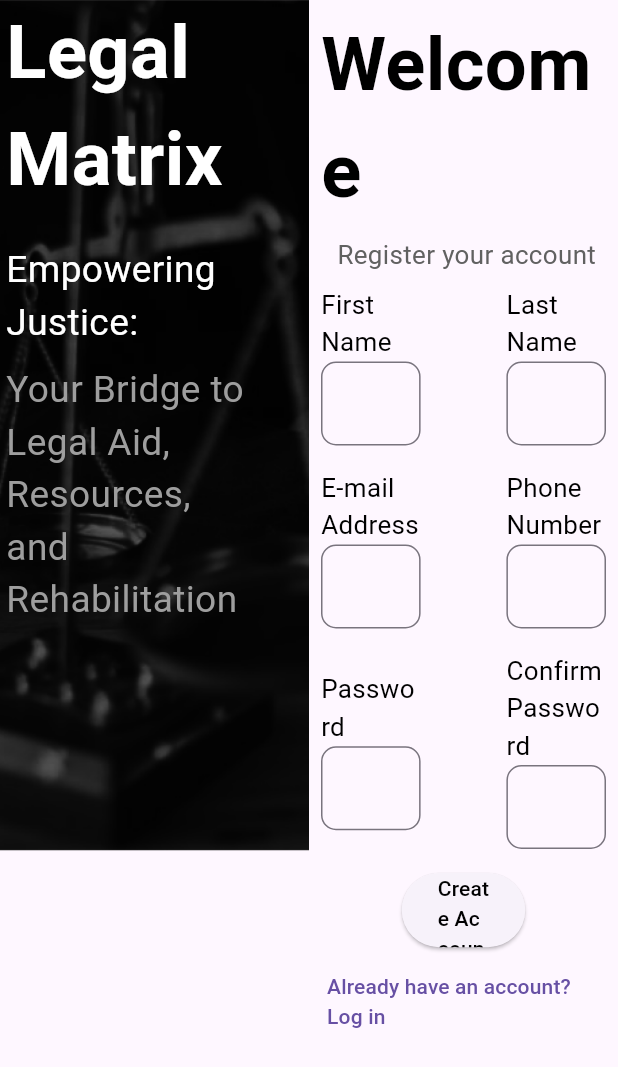
After one commit to jaikush12/legal_matrix, a Flutter app: the SignupPrisoner screen opened directly, on a phone screen of 412 x 824 dp. The commit adds this screen. Shown: the top 1067 px of the screen. Run offline on Flutter 3.47's test engine with Material 3 defaults, Android fonts, the phone set to English and light mode, and no system bars; our stand-ins replace font_awesome_flutter.

Commit message:
prisoner login

```diff
--- /dev/null
+++ b/lib/login/prisoner login/signup.dart
@@ -0,0 +1,404 @@
+import 'package:flutter/material.dart';
+// import 'package:font_awesome_flutter/font_awesome_flutter.dart';
+
+import 'login.dart';
+
+class SignupPrisoner extends StatefulWidget {
+  const SignupPrisoner({Key? key}) : super(key: key);
+
+  @override
+  State<SignupPrisoner> createState() => _SignupPrisonerState();
+}
+
+class _SignupPrisonerState extends State<SignupPrisoner> {
+  final _formKey = GlobalKey<FormState>();
+  final TextEditingController emailaddress = TextEditingController();
+  final TextEditingController firstname = TextEditingController();
+  final TextEditingController lastname = TextEditingController();
+
+  final TextEditingController phonenumber = TextEditingController();
+  final TextEditingController password = TextEditingController();
+  @override
+  Widget build(BuildContext context) {
+    double fontSize = MediaQuery.of(context).size.height * 0.03;
+    // double imageSize = MediaQuery.of(context).size.width * 0.4;
+    double height = MediaQuery.of(context).size.height;
+    double width = MediaQuery.of(context).size.width;
+
+    return Scaffold(
+      body: Row(children: [
+        Expanded(
+          flex: 1,
+          child: Column(
+            children: [
+              Stack(children: [
+                Image.asset(
+                  width: width * 0.6,
+                  height: height * 0.7,
+                  'assets/images/lawyer-keywords.png',
+                  fit: BoxFit.cover,
+                ),
+                Container(
+                  alignment: Alignment.bottomCenter,
+                  width: width * 0.4,
+                  height: height * 0.5,
+                  child: Column(
+                    mainAxisAlignment: MainAxisAlignment.center,
+                    crossAxisAlignment: CrossAxisAlignment.start,
+                    children: [
+                      Padding(
+                        padding: EdgeInsets.only(left: width * 0.01),
+                        child: Text(
+                          "Legal Matrix",
+                          style: TextStyle(
+                            color: Colors.white,
+                            fontSize: fontSize * 2,
+                            fontWeight: FontWeight.bold,
+                          ),
+                        ),
+                      ),
+                      Divider(
+                        height: 10,
+                        thickness: 5,
+                        indent: width * 0.01,
+                        endIndent: width * 0.8,
+                        color: Colors.white,
+                      ),
+                      const SizedBox(height: 10.0),
+                      Padding(
+                        padding: EdgeInsets.only(left: width * 0.01),
+                        child: Text(
+                          "Empowering Justice:",
+                          style: TextStyle(
+                            color: Colors.white,
+                            fontSize: fontSize,
+                          ),
+                        ),
+                      ),
+                      const SizedBox(height: 10.0),
+                      Padding(
+                        padding: EdgeInsets.only(left: width * 0.01),
+                        child: Text(
+                          "Your Bridge to Legal Aid, Resources, and Rehabilitation",
+                          style: TextStyle(
+                            color: Colors.grey[500],
+                            fontSize: fontSize,
+                          ),
+                        ),
+                      ),
+                    ],
+                  ),
+                ),
+              ]),
+            ],
+          ),
+        ),
+        Expanded(
+          flex: 1,
+          child: Form(
+            key: _formKey,
+            child: Column(
+              children: [
+                Padding(
+                  padding: const EdgeInsets.all(8.0),
+                  child: Text(
+                    "Welcome",
+                    style: TextStyle(
+                      color: Colors.black,
+                      fontSize: fontSize * 2,
+                      fontWeight: FontWeight.bold,
+                    ),
+                  ),
+                ),
+                Padding(
+                  padding: EdgeInsets.only(left: width * 0.01),
+                  child: Text(
+                    "Register your account",
+                    style: TextStyle(
+                      color: Colors.grey[700],
+                      fontSize: fontSize * 0.7,
+                    ),
+                  ),
+                ),
+                Row(
+                  children: [
+                    SizedBox(
+                      width: width * 0.2,
+                      child: Padding(
+                        padding: const EdgeInsets.all(8.0),
+                        child: Column(
+                          crossAxisAlignment: CrossAxisAlignment.start,
+                          children: [
+                            Text(
+                              "First Name",
+                              style: TextStyle(
+                                color: Colors.black,
+                                fontSize: fontSize * 0.7,
+                              ),
+                            ),
+                            TextFormField(
+                              keyboardType: TextInputType.emailAddress,
+                              controller: firstname,
+                              decoration: InputDecoration(
+                                hintText: "",
+                                border: OutlineInputBorder(
+                                  borderRadius: BorderRadius.circular(10.0),
+                                  borderSide: const BorderSide(),
+                                ),
+                              ),
+                              onFieldSubmitted: (value) {
+                                //Validator
+                              },
+                              validator: (value) {
+                                if (value!.isEmpty) {
+                                  return 'Enter your name';
+                                }
+                                return null;
+                              },
+                            ),
+                          ],
+                        ),
+                      ),
+                    ),
+                    const Spacer(),
+                    SizedBox(
+                      width: width * 0.2,
+                      child: Padding(
+                        padding: const EdgeInsets.all(8.0),
+                        child: Column(
+                          crossAxisAlignment: CrossAxisAlignment.start,
+                          children: [
+                            Text(
+                              "Last Name",
+                              style: TextStyle(
+                                color: Colors.black,
+                                fontSize: fontSize * 0.7,
+                              ),
+                            ),
+                            TextFormField(
+                              keyboardType: TextInputType.emailAddress,
+                              controller: lastname,
+                              decoration: InputDecoration(
+                                hintText: "",
+                                border: OutlineInputBorder(
+                                  borderRadius: BorderRadius.circular(10.0),
+                                  borderSide: const BorderSide(),
+                                ),
+                              ),
+                              validator: (value) {
+                                if (value == null || value.isEmpty) {
+                                  return 'Please enter last name';
+                                }
+                                return null;
+                              },
+                            ),
+                          ],
+                        ),
+                      ),
+                    ),
+                  ],
+                ),
+                Row(
+                  children: [
+                    SizedBox(
+                      width: width * 0.2,
+                      child: Padding(
+                        padding: const EdgeInsets.all(8.0),
+                        child: Column(
+                          crossAxisAlignment: CrossAxisAlignment.start,
+                          children: [
+                            Text(
+                              "E-mail Address",
+                              style: TextStyle(
+                                color: Colors.black,
+                                fontSize: fontSize * 0.7,
+                              ),
+                            ),
+                            TextFormField(
+                              keyboardType: TextInputType.emailAddress,
+                              controller: emailaddress,
+                              decoration: InputDecoration(
+                                hintText: "",
+                                border: OutlineInputBorder(
+                                  borderRadius: BorderRadius.circular(10.0),
+                                  borderSide: const BorderSide(),
+                                ),
+                              ),
+                              onFieldSubmitted: (value) {
+                                //Validator
+                              },
+                              validator: (value) {
+                                if (value!.isEmpty ||
+                                    !RegExp(r"^[a-zA-Z0-9.a-zA-Z0-9.!#$%&'*+-/=?^_`{|}~]+@[a-zA-Z0-9]+\.[a-zA-Z]+")
+                                        .hasMatch(value)) {
+                                  return 'Enter a valid email!';
+                                }
+                                return null;
+                              },
+                            ),
+                          ],
+                        ),
+                      ),
+                    ),
+                    const Spacer(),
+                    SizedBox(
+                      width: width * 0.2,
+                      child: Padding(
+                        padding: const EdgeInsets.all(8.0),
+                        child: Column(
+                          crossAxisAlignment: CrossAxisAlignment.start,
+                          children: [
+                            Text(
+                              "Phone Number",
+                              style: TextStyle(
+                                color: Colors.black,
+                                fontSize: fontSize * 0.7,
+                              ),
+                            ),
+                            TextFormField(
+                              keyboardType: TextInputType.number,
+                              controller: phonenumber,
+                              decoration: InputDecoration(
+                                hintText: "",
+                                border: OutlineInputBorder(
+                                  borderRadius: BorderRadius.circular(10.0),
+                                  borderSide: const BorderSide(),
+                                ),
+                              ),
+                              validator: (value) {
+                                if (value == null ||
+                                    value.isEmpty ||
+                                    value.length > 10) {
+                                  return 'Please enter phone number';
+                                }
+                                return null;
+                              },
+                            ),
+                          ],
+                        ),
+                      ),
+                    ),
+                  ],
+                ),
+                Row(
+                  children: [
+                    SizedBox(
+                      width: width * 0.2,
+                      child: Padding(
+                        padding: const EdgeInsets.all(8.0),
+                        child: Column(
+                          crossAxisAlignment: CrossAxisAlignment.start,
+                          children: [
+                            Text(
+                              "Password",
+                              style: TextStyle(
+                                color: Colors.black,
+                                fontSize: fontSize * 0.7,
+                              ),
+                            ),
+                            TextFormField(
+                              keyboardType: TextInputType.emailAddress,
+                              controller: password,
+                              decoration: InputDecoration(
+                                hintText: "",
+                                border: OutlineInputBorder(
+                                  borderRadius: BorderRadius.circular(10.0),
+                                  borderSide: const BorderSide(),
+                                ),
+                              ),
+                              validator: (value) {
+                                if (value == null || value.isEmpty) {
+                                  return 'Please enter user password';
+                                }
+                                return null;
+                              },
+                            ),
+                          ],
+                        ),
+                      ),
+                    ),
+                    const Spacer(),
+                    SizedBox(
+                      width: width * 0.2,
+                      child: Padding(
+                        padding: const EdgeInsets.all(8.0),
+                        child: Column(
+                          crossAxisAlignment: CrossAxisAlignment.start,
+                          children: [
+                            Text(
+                              "Confirm Password",
+                              style: TextStyle(
+                                color: Colors.black,
+                                fontSize: fontSize * 0.7,
+                              ),
+                            ),
+                            TextFormField(
+                              keyboardType: TextInputType.emailAddress,
+                              controller: password,
+                              decoration: InputDecoration(
+                                hintText: "",
+                                border: OutlineInputBorder(
+                                  borderRadius: BorderRadius.circular(10.0),
+                                  borderSide: const BorderSide(),
+                                ),
+                              ),
+                              validator: (value) {
+                                if (value == null || value.isEmpty) {
+                                  return 'Please enter user password';
+                                }
+                                return null;
+                              },
+                            ),
+                          ],
+                        ),
+                      ),
+                    ),
+                  ],
+                ),
+                Padding(
+                  padding: const EdgeInsets.all(8.0),
+                  child: SizedBox(
+                    width: width * 0.2,
+                    child: ElevatedButton(
+                      style: ButtonStyle(
+                        maximumSize: MaterialStateProperty.all(
+                            Size(width * 0.4, height * 0.06)),
+                      ),
+                      onPressed: () {
+                        if (_formKey.currentState!.validate()) {
+                          Navigator.push(
+                              context,
+                              MaterialPageRoute(
+                                  builder: (context) => const LoginPrisoner()));
+                          const SnackBar(
+                            content: Text(
+                              'going to login page',
+                            ),
+                          );
+                        } else {
+                          const SnackBar(content: Text('invalid'));
+                        }
+                      },
+                      child: const Text(
+                        'Create Account',
+                        style: TextStyle(color: Colors.black),
+                      ),
+                    ),
+                  ),
+                ),
+                TextButton(
+                    onPressed: () {
+                      Navigator.push(
+                          context,
+                          MaterialPageRoute(
+                              builder: (context) => const LoginPrisoner()));
+                    },
+                    child: const Text("Already have an account? Log in"))
+              ],
+            ),
+          ),
+        )
+      ]),
+    );
+  }
+}
--- a/lib/role.dart
+++ b/lib/role.dart
@@ -1,7 +1,9 @@
 import 'package:flutter/material.dart';
 // import 'package:legal_matrix/lawyer/lawyer.dart';
-import 'package:legal_matrix/login/lawyer%20login/login_page.dart';
+// import 'package:legal_matrix/login/lawyer%20login/login_page.dart';
 import 'package:legal_matrix/login/lawyer%20login/signup%20page.dart';
+import 'package:legal_matrix/login/prisoner%20login/login.dart';
+import 'package:legal_matrix/login/prisoner%20login/signup.dart';
 import 'package:legal_matrix/prisoner/prisoner.dart';
 //import 'package:legal_matrix/lawyer/lawyer.dart';
 //import 'package:legal_matrix/prisoner/prisoner.dart';
@@ -167,7 +169,7 @@ class _MyRoleState extends State<MyRole> {
                                   Navigator.push(
                                     context,
                                     MaterialPageRoute(
-                                        builder: (context) => Prisoner()),
+                                        builder: (context) => SignupPrisoner()),
                                   );
                                 },
                                 child: Container(
```
Also changed, not shown: lib/login/forgotPassword.dart (added, +15 -0 lines), lib/login/prisoner login/login.dart (added, +202 -0 lines), 1 other file.
